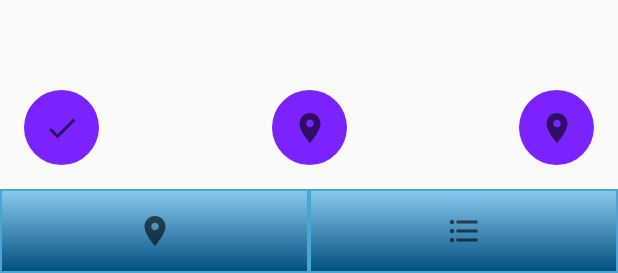
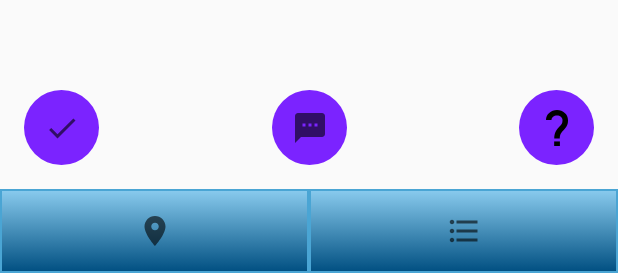
Before and after one commit to MrCorvi/TresureHuntAndroidApp, an Android app: the layout activity_game.xml on its own in the app's theme, with its tools: preview values and no code run, on a phone screen of 412 x 824 dp. Shown: the part 963-1236 px from the top of the screen. Run offline under Robolectric (Android 15) with nearby library versions, the phone set to English and light mode, and no system bars; network calls fail.

Commit message:
frontend Game: added hint and question activity

```diff
--- a/TresurHuntFrontend/app/src/main/java/com/example/myapplication/ListViewActivity.java
+++ b/TresurHuntFrontend/app/src/main/java/com/example/myapplication/ListViewActivity.java
@@ -21,12 +21,6 @@ public class ListViewActivity extends AppCompatActivity {
 
     private ListView listView;
     private List<Step> stepList;
-    private String [] list = {
-            "A",
-            "B",
-            "C",
-            "D"
-    };
 
     @Override
     protected void onCreate(@Nullable Bundle savedInstanceState) {
--- /dev/null
+++ b/TresurHuntFrontend/app/src/main/res/drawable/ic_baseline_textsms_24.xml
@@ -0,0 +1,10 @@
+<vector xmlns:android="http://schemas.android.com/apk/res/android"
+    android:width="24dp"
+    android:height="24dp"
+    android:viewportWidth="24"
+    android:viewportHeight="24"
+    android:tint="?attr/colorControlNormal">
+  <path
+      android:fillColor="@android:color/white"
+      android:pathData="M20,2L4,2c-1.1,0 -1.99,0.9 -1.99,2L2,22l4,-4h14c1.1,0 2,-0.9 2,-2L22,4c0,-1.1 -0.9,-2 -2,-2zM9,11L7,11L7,9h2v2zM13,11h-2L11,9h2v2zM17,11h-2L15,9h2v2z"/>
+</vector>
--- /dev/null
+++ b/TresurHuntFrontend/app/src/main/res/drawable/question_mark.xml
@@ -0,0 +1,12 @@
+<vector xmlns:android="http://schemas.android.com/apk/res/android"
+    android:width="14.408309dp"
+    android:height="23.999998dp"
+    android:viewportWidth="14.408309"
+    android:viewportHeight="23.999998">
+  <path
+      android:fillColor="#FF000000"
+      android:pathData="M7.2042,0C3.2308,0 0,2.9653 0,6.6099l3.5994,0c0,-1.6594 1.6165,-3.0106 3.6048,-3.0106 1.9881,0 3.6045,1.3512 3.6045,3.0106l0,0.5225c0,1.7637 -0.776,2.5871 -1.954,3.8314 -1.536,1.6235 -3.4492,3.6468 -3.4492,7.985l3.6001,0c0,-2.9048 1.1419,-4.1145 2.465,-5.5134 1.3096,-1.3834 2.9377,-3.106 2.9377,-6.303L14.4083,6.6099C14.4082,2.9653 11.1777,0 7.2042,0Z"/>
+  <path
+      android:fillColor="#FF000000"
+      android:pathData="M5.3438,20.9615l3.7677,0l0,3.0385l-3.7677,0z"/>
+</vector>
--- a/TresurHuntFrontend/app/src/main/res/layout/activity_game.xml
+++ b/TresurHuntFrontend/app/src/main/res/layout/activity_game.xml
@@ -55,7 +55,8 @@
         android:layout_marginHorizontal="45dp"
         android:layout_marginBottom="16dp"
         android:background="@drawable/rounded_button"
-        android:src="@drawable/ic_location"
+        android:src="@drawable/ic_baseline_textsms_24"
+        android:onClick="questionClick"
         app:layout_constraintBottom_toTopOf="@+id/toolbarmenucontainer"
         app:layout_constraintEnd_toStartOf="@+id/hintButton"
         app:layout_constraintStart_toEndOf="@+id/checkButton" />
@@ -67,7 +68,8 @@
         android:layout_marginEnd="16dp"
         android:layout_marginBottom="16dp"
         android:background="@drawable/rounded_button"
-        android:src="@drawable/ic_location"
+        android:src="@drawable/question_mark"
+        android:onClick="hintClick"
         app:layout_constraintBottom_toTopOf="@+id/toolbarmenucontainer"
         app:layout_constraintEnd_toEndOf="parent" />
 </androidx.constraintlayout.widget.ConstraintLayout>
```
Also changed, not shown: TresurHuntFrontend/app/src/main/AndroidManifest.xml (+12 -13 lines), TresurHuntFrontend/app/src/main/java/com/example/myapplication/GameActivity.java (+34 -1 lines), TresurHuntFrontend/app/src/main/java/com/example/myapplication/GameHintActivity.java (added, +27 -0 lines), TresurHuntFrontend/app/src/main/java/com/example/myapplication/GameStepQuestionActivity.java (added, +36 -0 lines), TresurHuntFrontend/app/src/main/res/layout/activity_game_hint.xml (added, +23 -0 lines), TresurHuntFrontend/app/src/main/res/layout/activity_game_step_question.xml (added, +33 -0 lines).
